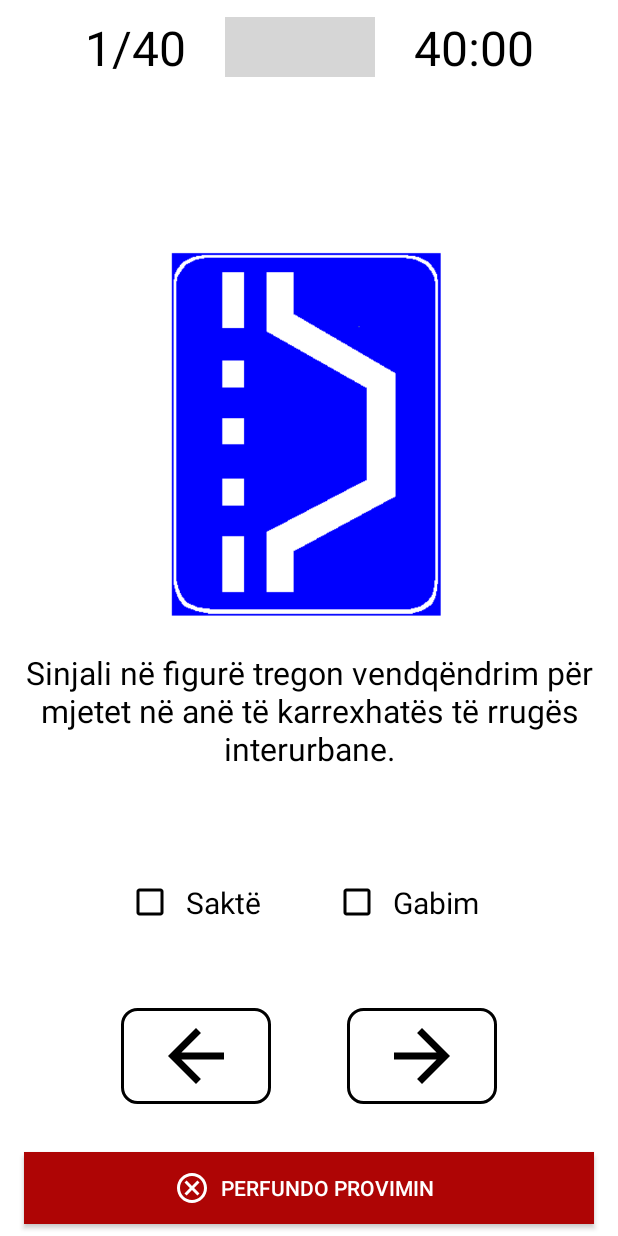
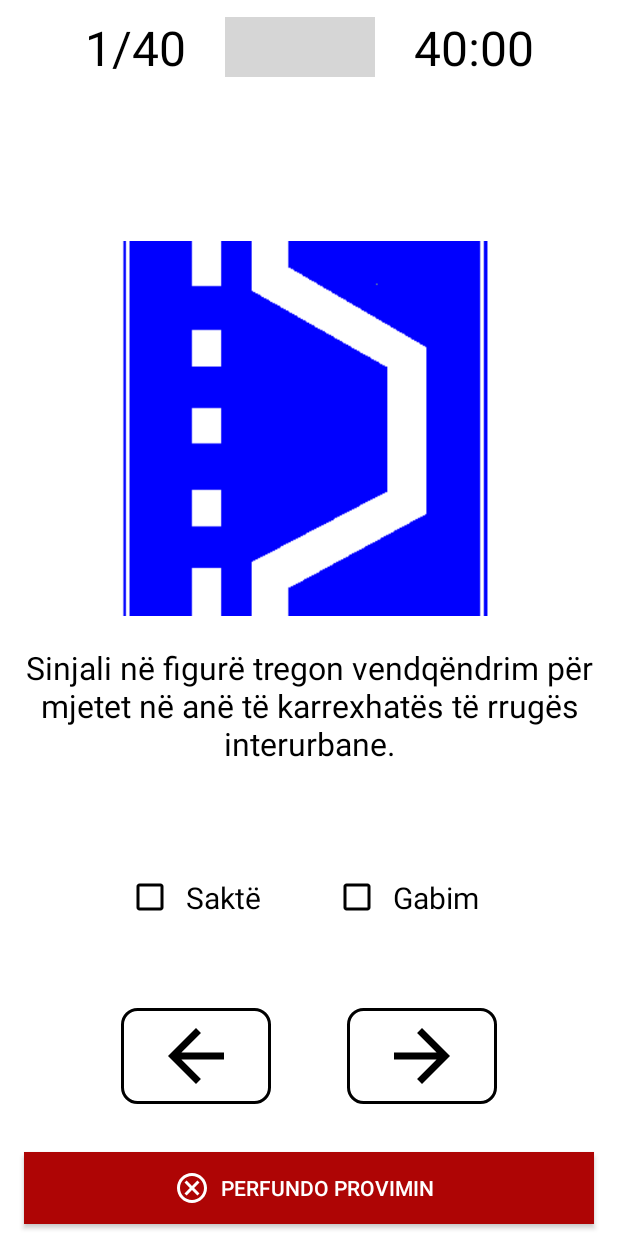
Before and after one commit to arsildo/DrivingLicenseProject, an Android app: the ExamActivity screen opened directly, with no data from a screen before it, on a phone screen of 412 x 824 dp. Run offline under Robolectric (Android 15) with nearby library versions, the phone set to English and light mode, and no system bars; grey boxes are pictures that could not be loaded.

Commit message:
preparing to add multi screen size support

```diff
--- a/app/src/main/AndroidManifest.xml
+++ b/app/src/main/AndroidManifest.xml
@@ -1,16 +1,16 @@
 <?xml version="1.0" encoding="utf-8"?>
 <manifest xmlns:android="http://schemas.android.com/apk/res/android"
+    xmlns:tools="http://schemas.android.com/tools"
     package="com.drivinglicenseapk">
 
     <uses-permission android:name="android.permission.INTERNET" />
-
-
     <application
         android:icon="@mipmap/ic_launcher"
         android:label="@string/app_name"
         android:roundIcon="@mipmap/ic_launcher_round"
         android:supportsRtl="true"
-        android:theme="@style/Theme.DrivingLicenseAPK">
+        android:theme="@style/Theme.DrivingLicenseAPK"
+        tools:ignore="AllowBackup">
         <activity android:name=".activities.MainActivity" android:screenOrientation="portrait">
             <intent-filter>
                 <action android:name="android.intent.action.MAIN" />
--- a/app/src/main/res/layout/activity_exam.xml
+++ b/app/src/main/res/layout/activity_exam.xml
@@ -66,7 +66,7 @@
         android:id="@+id/chronometer"
         android:layout_width="wrap_content"
         android:layout_height="wrap_content"
-        android:layout_margin="8dp"
+        android:layout_margin="2dp"
         android:textColor="@color/white"
         app:layout_constraintEnd_toEndOf="@+id/top_LinearLayout"
         app:layout_constraintStart_toStartOf="@+id/top_LinearLayout"
--- a/app/src/main/res/layout/item_question.xml
+++ b/app/src/main/res/layout/item_question.xml
@@ -16,6 +16,7 @@
         android:layout_width="250dp"
         android:layout_height="250dp"
         android:layout_gravity="center"
+        android:scaleType="centerCrop"
         android:layout_marginTop="32dp"
         android:layout_marginBottom="16dp"
         android:contentDescription="img"
```
Also changed, not shown: app/src/main/res/layout/activity_main.xml (+5 -5 lines).
